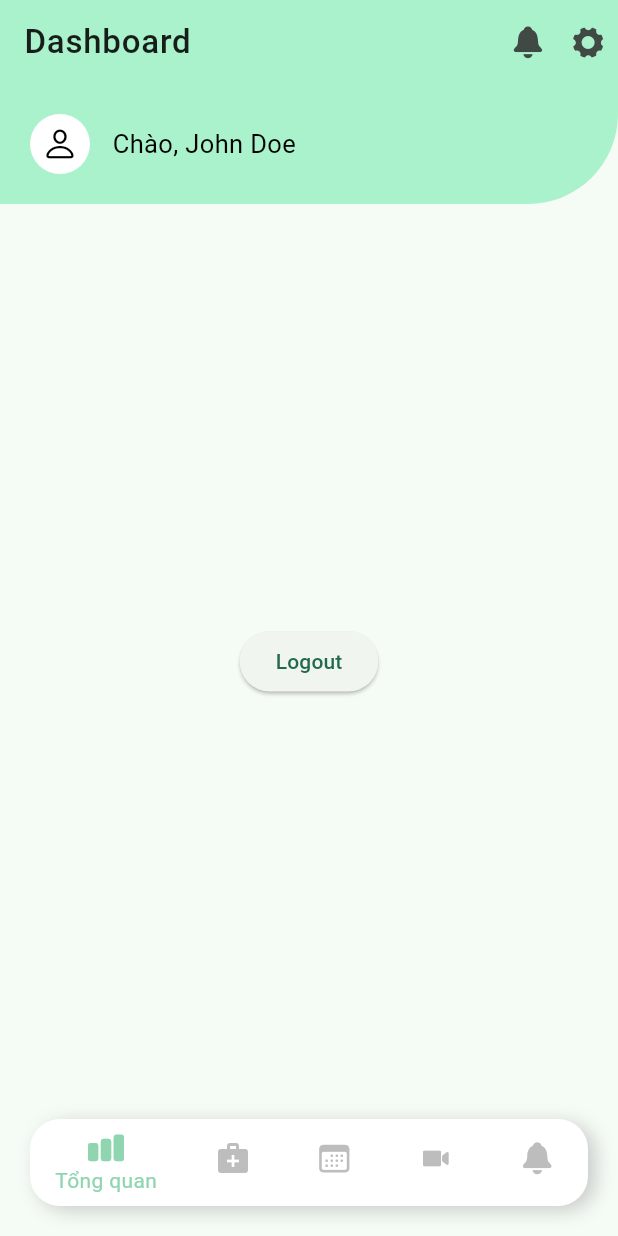
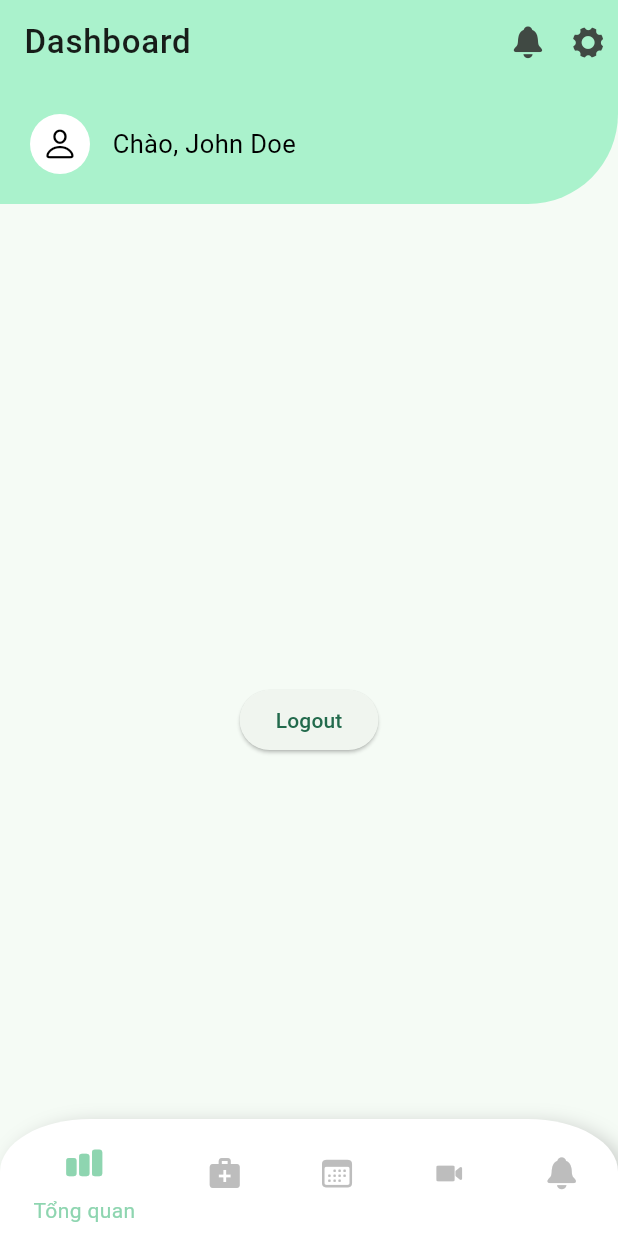
Before and after one commit to vma-pf/vma-mobile, a Flutter app: the LayoutPage screen opened by its route, on a phone screen of 412 x 824 dp. Run offline on Flutter 3.47's test engine with Material 3 defaults, Android fonts, the light colour scheme and no system bars; our stand-ins replace accordion, awesome_notifications, dio, either_dart, event_bus, firebase_core and 8 more; missing offline and left inert: signalr_netcore; accounts and stored records are empty; network calls fail.

Commit message:
feat: change background color

```diff
--- a/lib/app/screens/layout.dart
+++ b/lib/app/screens/layout.dart
@@ -73,7 +73,16 @@ class _LayoutPageState extends State<LayoutPage> {
   @override
   Widget build(BuildContext context) {
     return Scaffold(
-      body: _navigationItems[_isSelectedIndex].screen,
+      extendBody: true,
+      body: Container(
+        decoration: const BoxDecoration(
+          image: DecorationImage(
+            image: AssetImage('assets/images/vma-background.png'),
+            fit: BoxFit.cover,
+          ),
+        ),
+        child: _navigationItems[_isSelectedIndex].screen,
+      ),
       bottomNavigationBar: Theme(
         data: ThemeData(
           colorScheme: Theme.of(context).colorScheme,
@@ -84,6 +93,7 @@ class _LayoutPageState extends State<LayoutPage> {
           onTabSelected: _onTabSelected,
         ),
       ),
+      backgroundColor: Colors.transparent,
     );
   }
 }
--- a/lib/app/screens/medicine_requests/screen.dart
+++ b/lib/app/screens/medicine_requests/screen.dart
@@ -24,6 +24,7 @@ class _MedicineRequestsScreenState extends VMAState<MedicineRequestsScreen> {
   @override
   Widget build(BuildContext context) {
     return Scaffold(
+      backgroundColor: Colors.transparent,
       appBar: AppBar(
         title: const Text('Yêu cầu xuất thuốc'),
       ),
--- a/lib/app/screens/medicine_requests/widgets/request_item.dart
+++ b/lib/app/screens/medicine_requests/widgets/request_item.dart
@@ -27,8 +27,8 @@ class RequestItem extends StatelessWidget {
     return Container(
       margin: const EdgeInsets.all(10),
       decoration: BoxDecoration(
-        border: Border.all(color: Colors.grey),
         borderRadius: BorderRadius.circular(15),
+        color: Colors.green.shade50,
       ),
       child: InkWell(
         borderRadius: BorderRadius.circular(15),
--- a/lib/app/widgets/vma_navigation_bar.dart
+++ b/lib/app/widgets/vma_navigation_bar.dart
@@ -29,11 +29,15 @@ class _VMANavigationBarState extends VMAState<VMANavigationBar> {
 
   @override
   Widget build(BuildContext context) {
+    BorderRadius borderRadius = BorderRadius.only(
+      topLeft: Radius.elliptical(60, 35),
+      topRight: Radius.elliptical(60, 35),
+    );
+
     return Container(
-      margin: const EdgeInsets.only(left: 20, right: 20, bottom: 20),
       decoration: BoxDecoration(
         color: Colors.white,
-        borderRadius: BorderRadius.circular(20),
+        borderRadius: borderRadius,
         boxShadow: [
           BoxShadow(
             color: Colors.grey.withOpacity(0.5),
@@ -44,14 +48,17 @@ class _VMANavigationBarState extends VMAState<VMANavigationBar> {
         ],
       ),
       child: ClipRRect(
-        borderRadius: BorderRadius.circular(20),
+        borderRadius: borderRadius,
         child: BottomNavigationBar(
           backgroundColor: const Color.fromARGB(255, 255, 255, 255),
           elevation: 0,
           items: widget.items
               .map(
                 (item) => BottomNavigationBarItem(
-                  icon: Icon(item.icon),
+                  icon: Padding(
+                    padding: EdgeInsets.symmetric(vertical: 10),
+                    child: Icon(item.icon),
+                  ),
                   label: item.title,
                   backgroundColor: Colors.transparent,
                 ),
```
